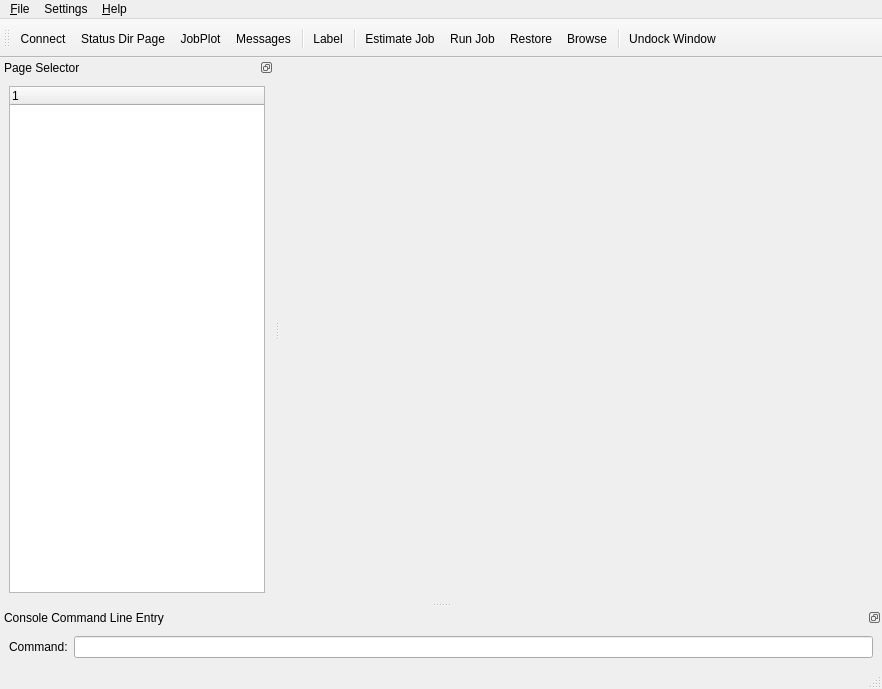
naszaklasa/bacula, file src/qt-console/main.ui: the form before one commit.
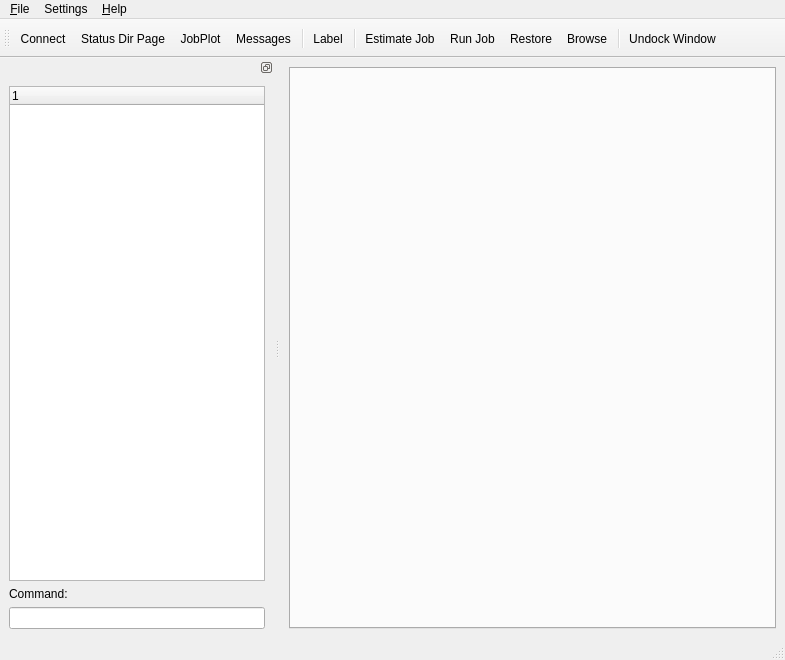
The form after the commit. Icons and pictures are not drawn.

Diff of the .ui file:
```diff
--- a/src/qt-console/main.ui
+++ b/src/qt-console/main.ui
@@ -6,8 +6,8 @@
    <rect>
     <x>0</x>
     <y>0</y>
-    <width>882</width>
-    <height>689</height>
+    <width>785</width>
+    <height>660</height>
    </rect>
   </property>
   <property name="windowTitle" >
@@ -35,28 +35,7 @@
      <number>6</number>
     </property>
     <item row="0" column="0" >
-     <widget class="QStackedWidget" name="stackedWidget" >
-      <property name="sizePolicy" >
-       <sizepolicy vsizetype="Expanding" hsizetype="Expanding" >
-        <horstretch>1</horstretch>
-        <verstretch>0</verstretch>
-       </sizepolicy>
-      </property>
-      <property name="sizeIncrement" >
-       <size>
-        <width>1</width>
-        <height>0</height>
-       </size>
-      </property>
-      <property name="focusPolicy" >
-       <enum>Qt::StrongFocus</enum>
-      </property>
-      <property name="toolTip" >
-       <string/>
-      </property>
-      <property name="statusTip" >
-       <string/>
-      </property>
+     <widget class="QTabWidget" name="tabWidget" >
       <property name="currentIndex" >
        <number>-1</number>
       </property>
@@ -69,7 +48,7 @@
     <rect>
      <x>0</x>
      <y>0</y>
-     <width>882</width>
+     <width>785</width>
      <height>24</height>
     </rect>
    </property>
@@ -150,8 +129,8 @@
    </property>
    <property name="minimumSize" >
     <size>
-     <width>79</width>
-     <height>101</height>
+     <width>97</width>
+     <height>157</height>
     </size>
    </property>
    <property name="maximumSize" >
@@ -179,20 +158,14 @@
     <set>Qt::AllDockWidgetAreas</set>
    </property>
    <property name="windowTitle" >
-    <string>Page Selector</string>
+    <string></string>
    </property>
    <attribute name="dockWidgetArea" >
     <number>1</number>
    </attribute>
    <widget class="QWidget" name="dockWidgetContents" >
-    <layout class="QGridLayout" >
-     <property name="margin" >
-      <number>9</number>
-     </property>
-     <property name="spacing" >
-      <number>6</number>
-     </property>
-     <item row="0" column="0" >
+    <layout class="QVBoxLayout" name="verticalLayout" >
+     <item>
       <widget class="QTreeWidget" name="treeWidget" >
        <property name="sizePolicy" >
         <sizepolicy vsizetype="Expanding" hsizetype="Preferred" >
@@ -237,62 +210,19 @@
        </column>
       </widget>
      </item>
-    </layout>
-   </widget>
-  </widget>
-  <widget class="QDockWidget" name="dockWidget_2" >
-   <property name="toolTip" >
-    <string>Console Entry</string>
-   </property>
-   <property name="statusTip" >
-    <string>Enter a bacula command</string>
-   </property>
-   <property name="whatsThis" >
-    <string>Console Command entry Dock Widget</string>
-   </property>
-   <property name="features" >
-    <set>QDockWidget::DockWidgetFloatable|QDockWidget::DockWidgetMovable</set>
-   </property>
-   <property name="allowedAreas" >
-    <set>Qt::BottomDockWidgetArea|Qt::TopDockWidgetArea</set>
-   </property>
-   <property name="windowTitle" >
-    <string>Console Command Line Entry</string>
-   </property>
-   <attribute name="dockWidgetArea" >
-    <number>8</number>
-   </attribute>
-   <widget class="QWidget" name="dockWidgetContents_2" >
-    <layout class="QGridLayout" >
-     <property name="margin" >
-      <number>9</number>
-     </property>
-     <property name="spacing" >
-      <number>6</number>
-     </property>
-     <item row="0" column="0" >
-      <layout class="QHBoxLayout" >
-       <property name="spacing" >
-        <number>6</number>
+     <item>
+      <widget class="QLabel" name="label" >
+       <property name="text" >
+        <string>Command:</string>
        </property>
-       <property name="margin" >
-        <number>0</number>
+      </widget>
+     </item>
+     <item>
+      <widget class="QLineEdit" name="lineEdit" >
+       <property name="statusTip" >
+        <string>Click here to enter command</string>
        </property>
-       <item>
-        <widget class="QLabel" name="label" >
-         <property name="text" >
-          <string>Command:</string>
-         </property>
-        </widget>
-       </item>
-       <item>
-        <widget class="QLineEdit" name="lineEdit" >
-         <property name="statusTip" >
-          <string>Click here to enter command</string>
-         </property>
-        </widget>
-       </item>
-      </layout>
+      </widget>
      </item>
     </layout>
    </widget>
```
